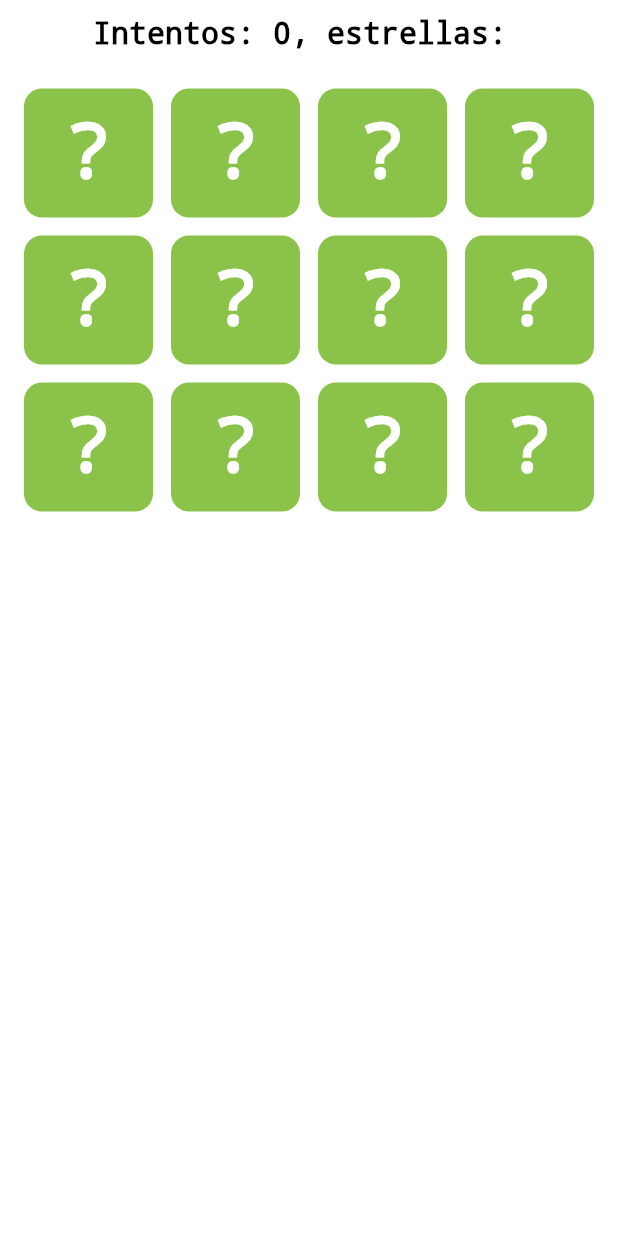
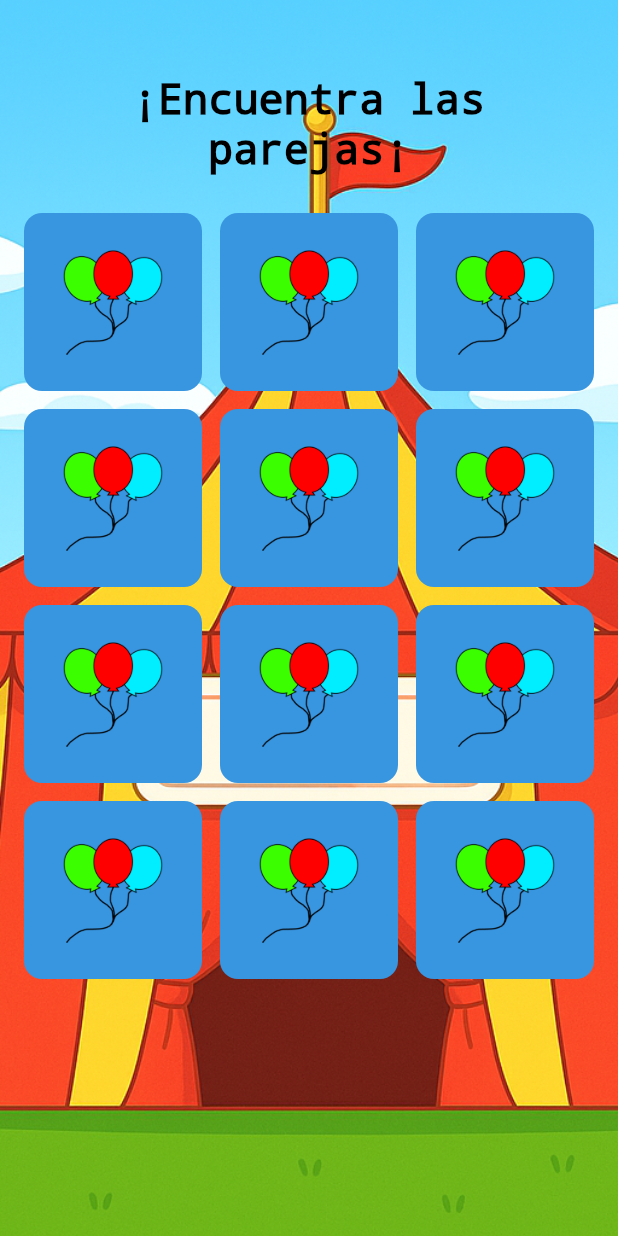
Before and after one commit to srYisu/rena_zelda_bocchi, a Flutter app: the screen it shows once a user with an empty profile is signed in, after a tap on "Memorama", on a phone screen of 412 x 824 dp. Run offline on Flutter 3.47's test engine with Material 3 defaults, Android fonts, the phone set to English and light mode, and no system bars; our stand-ins replace audioplayers, google_sign_in, rive, supabase_flutter; accounts and stored records are empty.

Commit message:
Fondo memorama y fondo menu boton de salir al menu :D

```diff
--- a/lib/src/actividadContar.dart
+++ b/lib/src/actividadContar.dart
@@ -116,6 +116,7 @@ class _ActividadimagenState extends State<Actividadimagen> with WidgetsBindingOb
                             fontSize: 28,
                             fontWeight: FontWeight.bold,
                             color: Colors.black,
+                            decoration: TextDecoration.none,
                           ),
                         ),
                         const SizedBox(height: 32),
@@ -304,6 +305,7 @@ class ActividadCard extends StatelessWidget {
                       fontSize: 18,
                       fontFamily: 'Inter',
                       fontWeight: FontWeight.w700,
+                      decoration: TextDecoration.none,
                     ),
                   ),
                 ),
--- a/lib/src/memorama/pantallaJuego.dart
+++ b/lib/src/memorama/pantallaJuego.dart
@@ -139,12 +139,35 @@ class _MemoramaGameState extends State<MemoramaGame> {
 
 @override
 Widget build(BuildContext context) {
-    return Column(
+  return Stack(
     children: [
-        const SizedBox(height: 10),
+      Positioned.fill(
+        child: Image.asset(
+          'assets/images/fondoMemorama.png',
+          fit: BoxFit.cover,
+        ),
+      ),
+      Column(
+        mainAxisAlignment: MainAxisAlignment.center,
+        children: [
+          const SizedBox(height: 50),
           Text(
-          "Intentos: $_intentos, estrellas: ",
-          style: const TextStyle(fontSize: 20, fontWeight: FontWeight.bold, color: Colors.black, decoration: TextDecoration.none,),
+            "¡Encuentra las",
+            style: const TextStyle(
+              fontSize: 28,
+              fontWeight: FontWeight.bold,
+              color: Colors.black,
+              decoration: TextDecoration.none,
+            ),
+          ),
+          Text(
+            "parejas¡",
+            style: const TextStyle(
+              fontSize: 28,
+              fontWeight: FontWeight.bold,
+              color: Colors.black,
+              decoration: TextDecoration.none,
+            ),
           ),
           const SizedBox(height: 10),
           Expanded(
@@ -152,7 +175,7 @@ class _MemoramaGameState extends State<MemoramaGame> {
               padding: const EdgeInsets.all(16),
               itemCount: _cards.length,
               gridDelegate: const SliverGridDelegateWithFixedCrossAxisCount(
-              crossAxisCount: 4,
+                crossAxisCount: 3,
                 mainAxisSpacing: 12,
                 crossAxisSpacing: 12,
               ),
@@ -162,15 +185,17 @@ class _MemoramaGameState extends State<MemoramaGame> {
                   onTap: () => _onCardTap(index),
                   child: FlipCard(
                     isFlipped: card.isFlipped || card.isMatched,
-                  front:  Container(
+                    front: Container(
                       decoration: BoxDecoration(
-                      color: Colors.lightGreen,
+                        color: const Color.fromARGB(255, 56, 149, 224),
                         borderRadius: BorderRadius.circular(12),
                       ),
                       child: const Center(
-                      child: Text(
-                        "?",
-                        style: TextStyle(fontSize: 50, color: Colors.white, decoration: TextDecoration.none,),
+                        child: Image(
+                          image: AssetImage('assets/images/globos.png'),
+                          width: 70,
+                          height: 70,
+                          fit: BoxFit.cover,
                         ),
                       ),
                     ),
@@ -188,10 +213,11 @@ class _MemoramaGameState extends State<MemoramaGame> {
             ),
           ),
         ],
+      ),
+    ],
   );
 }
 }
-
 // FLIP CARD CON AUDIO
 class FlipCard extends StatefulWidget {
   final Widget front;
```
Also changed, not shown: lib/src/memorama/juegoTerminado.dart (+39 -7 lines), assets/images/fondoJuegoTerminado.png (added), assets/images/fondoMemorama.png (added), assets/images/globos.png (added). Lines whose indentation alone changed are shown as unchanged.
